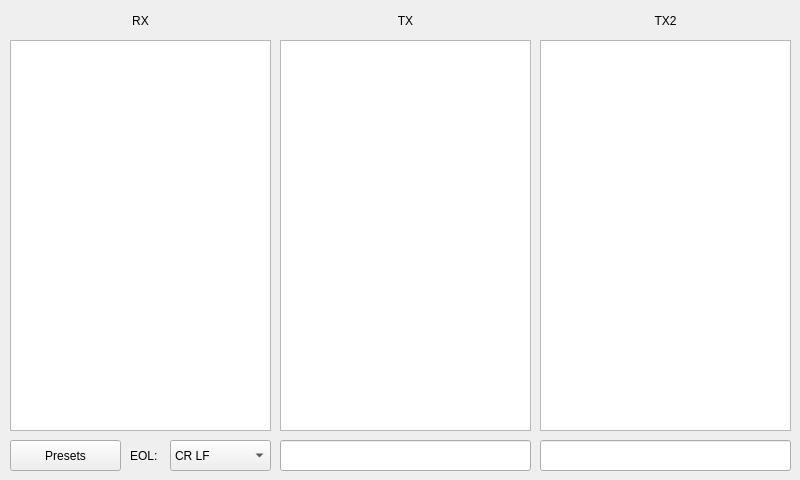
First picture: the form in desktop/mainwindow.ui, repository prusnak/audioport, before the edit.
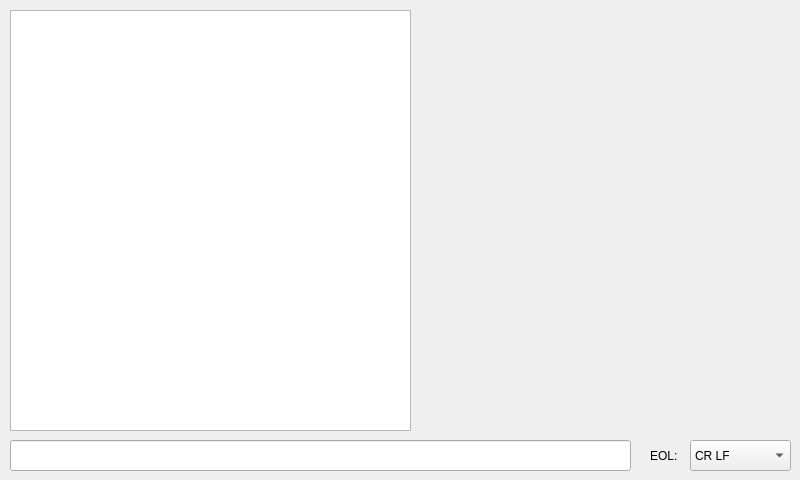
Second picture: the form after the edit.

What changed in the file:
```diff
--- a/desktop/mainwindow.ui
+++ b/desktop/mainwindow.ui
@@ -14,57 +14,12 @@
    <string>Audio RS-232</string>
   </property>
   <widget class="QWidget" name="centralwidget">
-   <widget class="QListWidget" name="listTX">
-    <property name="geometry">
-     <rect>
-      <x>280</x>
-      <y>40</y>
-      <width>251</width>
-      <height>391</height>
-     </rect>
-    </property>
-    <property name="selectionMode">
-     <enum>QAbstractItemView::NoSelection</enum>
-    </property>
-   </widget>
-   <widget class="QLabel" name="labelRX">
-    <property name="geometry">
-     <rect>
-      <x>10</x>
-      <y>10</y>
-      <width>261</width>
-      <height>21</height>
-     </rect>
-    </property>
-    <property name="text">
-     <string>RX</string>
-    </property>
-    <property name="alignment">
-     <set>Qt::AlignCenter</set>
-    </property>
-   </widget>
-   <widget class="QLabel" name="TX">
-    <property name="geometry">
-     <rect>
-      <x>280</x>
-      <y>10</y>
-      <width>251</width>
-      <height>21</height>
-     </rect>
-    </property>
-    <property name="text">
-     <string>TX</string>
-    </property>
-    <property name="alignment">
-     <set>Qt::AlignCenter</set>
-    </property>
-   </widget>
    <widget class="QLineEdit" name="editTX">
     <property name="geometry">
      <rect>
-      <x>280</x>
+      <x>10</x>
       <y>440</y>
-      <width>251</width>
+      <width>621</width>
       <height>31</height>
      </rect>
     </property>
@@ -73,9 +28,9 @@
     <property name="geometry">
      <rect>
       <x>10</x>
-      <y>40</y>
-      <width>261</width>
-      <height>391</height>
+      <y>10</y>
+      <width>401</width>
+      <height>421</height>
      </rect>
     </property>
     <property name="selectionMode">
@@ -85,7 +40,7 @@
    <widget class="QComboBox" name="comboEOL">
     <property name="geometry">
      <rect>
-      <x>170</x>
+      <x>690</x>
       <y>440</y>
       <width>101</width>
       <height>31</height>
@@ -115,49 +70,10 @@
      </property>
     </item>
    </widget>
-   <widget class="QLineEdit" name="editTX2">
-    <property name="geometry">
-     <rect>
-      <x>540</x>
-      <y>440</y>
-      <width>251</width>
-      <height>31</height>
-     </rect>
-    </property>
-   </widget>
-   <widget class="QLabel" name="labelTX2">
-    <property name="geometry">
-     <rect>
-      <x>540</x>
-      <y>10</y>
-      <width>251</width>
-      <height>21</height>
-     </rect>
-    </property>
-    <property name="text">
-     <string>TX2</string>
-    </property>
-    <property name="alignment">
-     <set>Qt::AlignCenter</set>
-    </property>
-   </widget>
-   <widget class="QListWidget" name="listTX2">
-    <property name="geometry">
-     <rect>
-      <x>540</x>
-      <y>40</y>
-      <width>251</width>
-      <height>391</height>
-     </rect>
-    </property>
-    <property name="selectionMode">
-     <enum>QAbstractItemView::NoSelection</enum>
-    </property>
-   </widget>
    <widget class="QLabel" name="labelEOL">
     <property name="geometry">
      <rect>
-      <x>130</x>
+      <x>650</x>
       <y>440</y>
       <width>31</width>
       <height>31</height>
@@ -167,22 +83,6 @@
      <string>EOL:</string>
     </property>
    </widget>
-   <widget class="QPushButton" name="pushPresets">
-    <property name="geometry">
-     <rect>
-      <x>10</x>
-      <y>440</y>
-      <width>111</width>
-      <height>31</height>
-     </rect>
-    </property>
-    <property name="text">
-     <string>Presets</string>
-    </property>
-    <property name="checkable">
-     <bool>true</bool>
-    </property>
-   </widget>
   </widget>
  </widget>
  <resources/>
```
Left out of the diff: 2 changed lines with no effect on the pictures.
